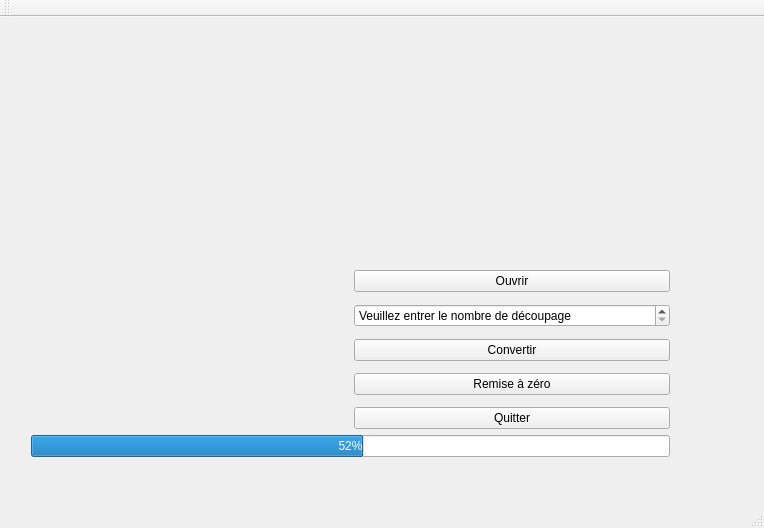
The window that mainwindow.ui (arnauddm/Pixel-Conventer) describes before a commit, drawn with Qt 5.
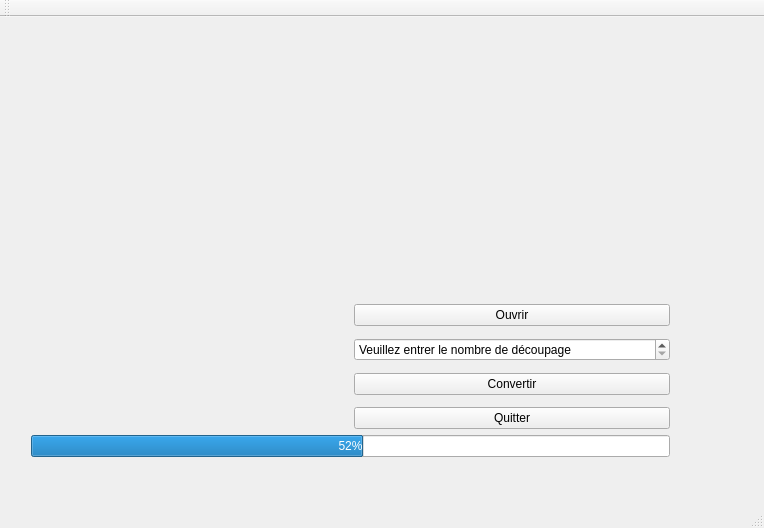
The same window after the commit.

```diff
--- a/mainwindow.ui
+++ b/mainwindow.ui
@@ -102,13 +102,6 @@
            </property>
           </widget>
          </item>
-         <item>
-          <widget class="QPushButton" name="raz">
-           <property name="text">
-            <string>Remise à zéro</string>
-           </property>
-          </widget>
-         </item>
          <item>
           <widget class="QPushButton" name="close">
            <property name="text">
```
